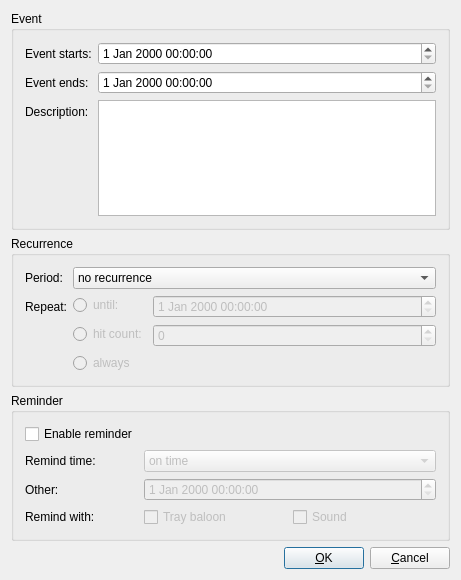
This is src/addeventdialog.ui in BackupTheBerlios/tinyorganizer as Qt 5 draws it before an edit. The edited form follows.
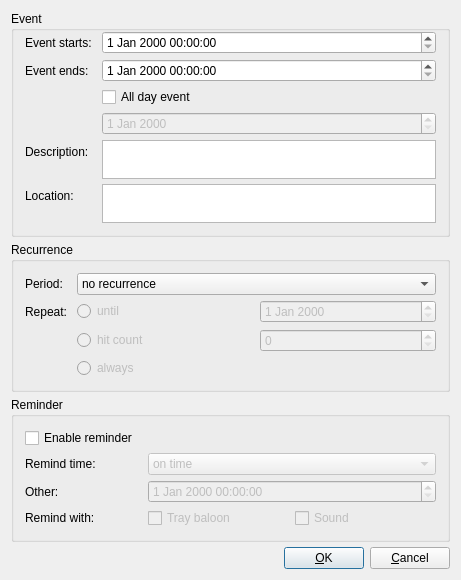
This is the edited form.

The edit to the form file:
```diff
--- a/src/addeventdialog.ui
+++ b/src/addeventdialog.ui
@@ -22,6 +22,9 @@
    <bool>true</bool>
   </property>
   <layout class="QVBoxLayout" name="verticalLayout_2" >
+   <property name="spacing" >
+    <number>5</number>
+   </property>
    <item>
     <widget class="QGroupBox" name="groupBox" >
      <property name="title" >
@@ -31,35 +34,72 @@
       <property name="fieldGrowthPolicy" >
        <enum>QFormLayout::AllNonFixedFieldsGrow</enum>
       </property>
-      <item row="0" column="0" >
+      <property name="horizontalSpacing" >
+       <number>10</number>
+      </property>
+      <property name="verticalSpacing" >
+       <number>5</number>
+      </property>
+      <property name="topMargin" >
+       <number>0</number>
+      </property>
+      <item row="2" column="0" >
        <widget class="QLabel" name="label_3" >
         <property name="text" >
          <string>Event starts:</string>
         </property>
        </widget>
       </item>
-      <item row="0" column="1" >
+      <item row="2" column="1" >
        <widget class="QDateTimeEdit" name="editEventStart" />
       </item>
-      <item row="1" column="0" >
+      <item row="3" column="0" >
        <widget class="QLabel" name="label_2" >
         <property name="text" >
          <string>Event ends:</string>
         </property>
        </widget>
       </item>
-      <item row="1" column="1" >
+      <item row="3" column="1" >
        <widget class="QDateTimeEdit" name="editEventEnd" />
       </item>
-      <item row="2" column="0" >
+      <item row="6" column="0" >
        <widget class="QLabel" name="label_7" >
         <property name="text" >
          <string>Description:</string>
         </property>
        </widget>
       </item>
-      <item row="2" column="1" >
-       <widget class="QTextEdit" name="textEdit" />
+      <item row="6" column="1" >
+       <widget class="QPlainTextEdit" name="editDescription" >
+        <property name="plainText" >
+         <string/>
+        </property>
+       </widget>
+      </item>
+      <item row="7" column="0" >
+       <widget class="QLabel" name="label_9" >
+        <property name="text" >
+         <string>Location:</string>
+        </property>
+       </widget>
+      </item>
+      <item row="7" column="1" >
+       <widget class="QPlainTextEdit" name="editLocatioon" />
+      </item>
+      <item row="4" column="1" >
+       <widget class="QCheckBox" name="checkAllDay" >
+        <property name="text" >
+         <string>All day event</string>
+        </property>
+       </widget>
+      </item>
+      <item row="5" column="1" >
+       <widget class="QDateEdit" name="editAllDay" >
+        <property name="enabled" >
+         <bool>false</bool>
+        </property>
+       </widget>
       </item>
      </layout>
     </widget>
@@ -73,6 +113,12 @@
       <property name="fieldGrowthPolicy" >
        <enum>QFormLayout::AllNonFixedFieldsGrow</enum>
       </property>
+      <property name="horizontalSpacing" >
+       <number>10</number>
+      </property>
+      <property name="verticalSpacing" >
+       <number>5</number>
+      </property>
       <item row="0" column="0" >
        <widget class="QLabel" name="label_5" >
         <property name="text" >
@@ -124,66 +170,66 @@
       <item row="1" column="1" >
        <layout class="QVBoxLayout" name="verticalLayout_3" >
         <item>
-         <layout class="QFormLayout" name="formLayout" >
-          <item row="0" column="0" >
-           <widget class="QRadioButton" name="radioButton" >
+         <layout class="QHBoxLayout" name="horizontalLayout_3" >
+          <item>
+           <widget class="QRadioButton" name="radioUntil" >
             <property name="enabled" >
              <bool>false</bool>
             </property>
             <property name="text" >
-             <string>until:</string>
+             <string>until</string>
             </property>
+            <property name="checked" >
+             <bool>false</bool>
+            </property>
            </widget>
           </item>
-          <item row="0" column="1" >
-           <widget class="QDateTimeEdit" name="dateTimeEdit" >
+          <item>
+           <widget class="QDateEdit" name="dateUntil" >
             <property name="enabled" >
              <bool>false</bool>
             </property>
            </widget>
           </item>
-          <item row="1" column="0" >
-           <widget class="QRadioButton" name="radioButton_2" >
+         </layout>
+        </item>
+        <item>
+         <layout class="QHBoxLayout" name="horizontalLayout_5" >
+          <property name="topMargin" >
+           <number>0</number>
+          </property>
+          <property name="bottomMargin" >
+           <number>0</number>
+          </property>
+          <item>
+           <widget class="QRadioButton" name="radioHitCount" >
             <property name="enabled" >
              <bool>false</bool>
             </property>
             <property name="text" >
-             <string>hit count:</string>
+             <string>hit count</string>
             </property>
            </widget>
           </item>
-          <item row="1" column="1" >
-           <widget class="QSpinBox" name="spinBox" >
+          <item>
+           <widget class="QSpinBox" name="spinHitCount" >
             <property name="enabled" >
              <bool>false</bool>
             </property>
            </widget>
           </item>
-          <item row="2" column="0" >
-           <widget class="QRadioButton" name="radioButton_3" >
-            <property name="enabled" >
-             <bool>false</bool>
-            </property>
-            <property name="text" >
-             <string>always</string>
-            </property>
-           </widget>
-          </item>
-          <item row="2" column="1" >
-           <spacer name="horizontalSpacer_3" >
-            <property name="orientation" >
-             <enum>Qt::Horizontal</enum>
-            </property>
-            <property name="sizeHint" stdset="0" >
-             <size>
-              <width>40</width>
-              <height>20</height>
-             </size>
-            </property>
-           </spacer>
-          </item>
          </layout>
         </item>
+        <item>
+         <widget class="QRadioButton" name="radioAlways" >
+          <property name="enabled" >
+           <bool>false</bool>
+          </property>
+          <property name="text" >
+           <string>always</string>
+          </property>
+         </widget>
+        </item>
        </layout>
       </item>
      </layout>
@@ -191,6 +237,9 @@
    </item>
    <item>
     <widget class="QGroupBox" name="groupBox_2" >
+     <property name="enabled" >
+      <bool>true</bool>
+     </property>
      <property name="title" >
       <string>Reminder</string>
      </property>
@@ -198,14 +247,20 @@
       <property name="fieldGrowthPolicy" >
        <enum>QFormLayout::AllNonFixedFieldsGrow</enum>
       </property>
-      <item row="0" column="0" >
-       <widget class="QCheckBox" name="checkBox" >
+      <property name="horizontalSpacing" >
+       <number>10</number>
+      </property>
+      <property name="verticalSpacing" >
+       <number>5</number>
+      </property>
+      <item row="1" column="0" >
+       <widget class="QCheckBox" name="checkReminder" >
         <property name="text" >
          <string>Enable reminder</string>
         </property>
        </widget>
       </item>
-      <item row="0" column="1" >
+      <item row="1" column="1" >
        <spacer name="horizontalSpacer_2" >
         <property name="orientation" >
          <enum>Qt::Horizontal</enum>
@@ -218,14 +273,14 @@
         </property>
        </spacer>
       </item>
-      <item row="1" column="0" >
+      <item row="2" column="0" >
        <widget class="QLabel" name="label" >
         <property name="text" >
          <string>Remind time:</string>
         </property>
        </widget>
       </item>
-      <item row="1" column="1" >
+      <item row="2" column="1" >
        <widget class="QComboBox" name="comboRemind" >
         <property name="enabled" >
          <bool>false</bool>
@@ -265,21 +320,28 @@
         </item>
        </widget>
       </item>
-      <item row="2" column="0" >
+      <item row="3" column="0" >
        <widget class="QLabel" name="label_4" >
         <property name="text" >
          <string>Other:</string>
         </property>
        </widget>
       </item>
-      <item row="2" column="1" >
+      <item row="3" column="1" >
        <widget class="QDateTimeEdit" name="editRemindOther" >
         <property name="enabled" >
          <bool>false</bool>
         </property>
        </widget>
       </item>
-      <item row="5" column="1" >
+      <item row="4" column="0" >
+       <widget class="QLabel" name="label_6" >
+        <property name="text" >
+         <string>Remind with:</string>
+        </property>
+       </widget>
+      </item>
+      <item row="4" column="1" >
        <layout class="QHBoxLayout" name="horizontalLayout_2" >
         <item>
          <widget class="QCheckBox" name="checkBox_3" >
@@ -303,13 +365,6 @@
         </item>
        </layout>
       </item>
-      <item row="5" column="0" >
-       <widget class="QLabel" name="label_6" >
-        <property name="text" >
-         <string>Remind with:</string>
-        </property>
-       </widget>
-      </item>
      </layout>
     </widget>
    </item>
```
Left out of the diff: 163 changed lines with no effect on the pictures.
